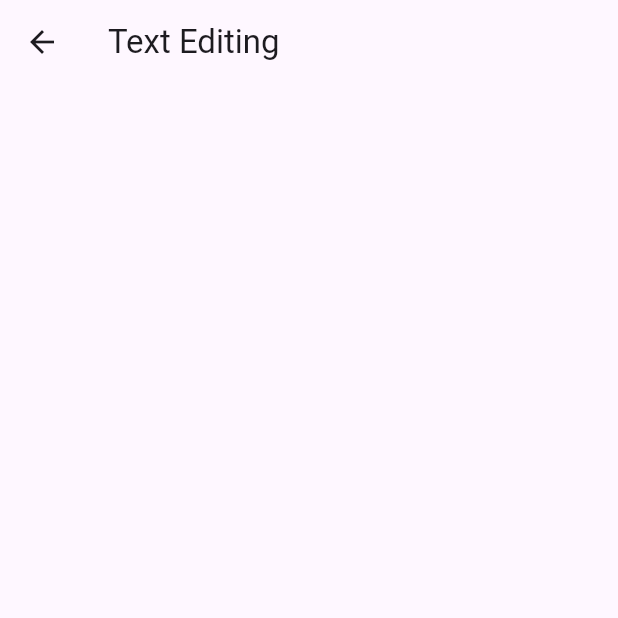
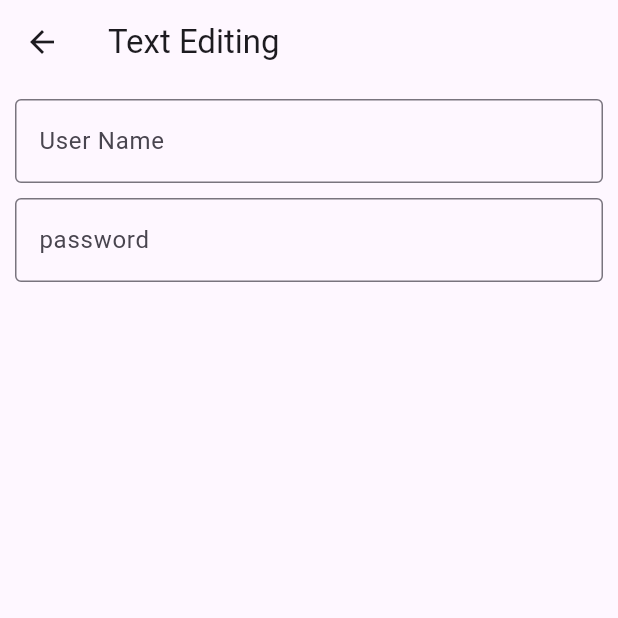
Before and after one commit to farhaddubey/Text-Forms-Stack-Mini-App, a Flutter app: the screen it shows after launch, item 2 of the bottom bar chosen, on a phone screen of 412 x 824 dp, the top half of it. Run offline on Flutter 3.47's test engine with Material 3 defaults, Android fonts, the light colour scheme and no system bars.

Commit message:
TextEditiingController()

```diff
--- a/lib/ThirdPage.dart
+++ b/lib/ThirdPage.dart
@@ -1,11 +1,51 @@
 import 'package:flutter/material.dart';
 class ThirdPage extends StatelessWidget {
-  const ThirdPage({super.key});
-
+  ThirdPage({super.key});
+  final TextEditingController nameController = TextEditingController();
+  final TextEditingController passwordController = TextEditingController();
   @override
   Widget build(BuildContext context) {
     return Scaffold(
       appBar: AppBar(title: Text("Text Editing"),),
+      body: Padding(
+        padding: const EdgeInsets.all(5),
+        child: Column(
+          children: <Widget>[
+            Padding(padding: const EdgeInsets.all(5),
+            child: TextField(
+              controller: nameController,
+              decoration: InputDecoration(
+                border: OutlineInputBorder(),
+                labelText: 'User Name',
+                hintText: 'Enter your name'
+                ),
+              ),
+            ),
+            Padding(
+                padding: EdgeInsets.all(5),
+                child: TextField(
+                  controller: passwordController,
+                  obscureText: true,
+                  decoration: InputDecoration(
+                    border: OutlineInputBorder(),
+                    labelText: 'password',
+                    hintText: 'Enter your password'
+                  ),
+                ),
+            ),
+            // ElevatedButton(onPressed: (){
+            //   return showDialog(context: context, builder: (context){
+            //     return AlertDialog(title: Text("Alert Message"), content: Text(nameController.text),
+            //     actions: [
+            //       new ElevatedButton(onPressed: Navigator.of(context).pop(), child: child)
+            //     ],)
+            //   });
+            // }, child: Text('Sign In'),
+        //     )
+          ],
+        ),
+      ),
+
     );
   }
 }
```
